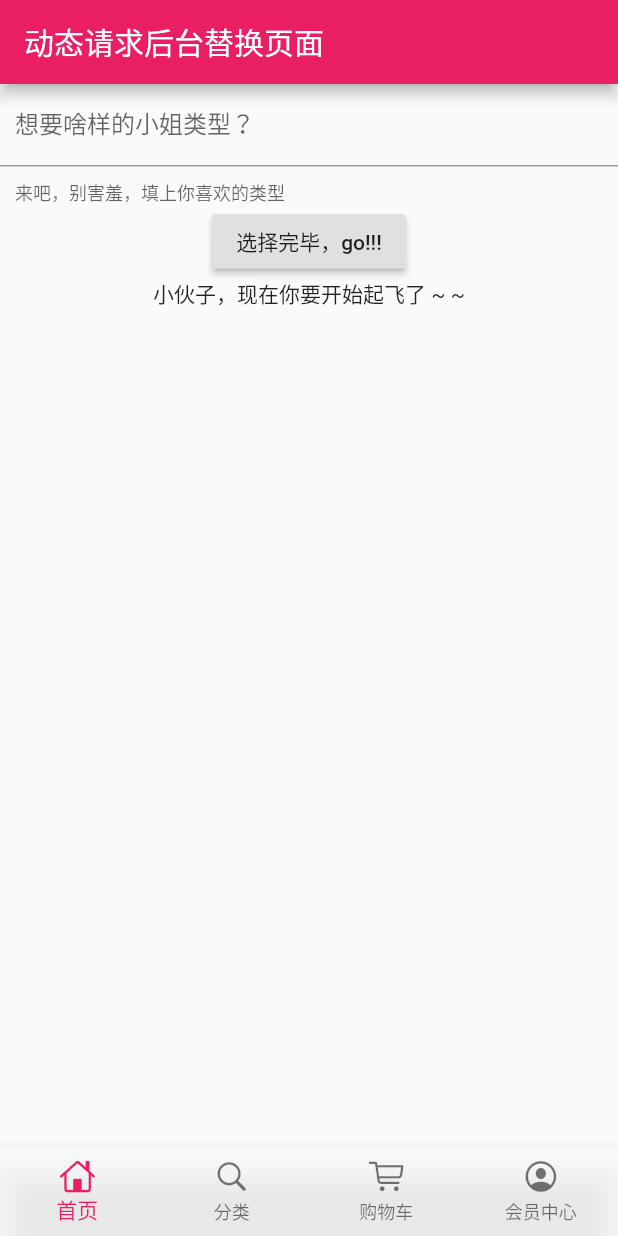
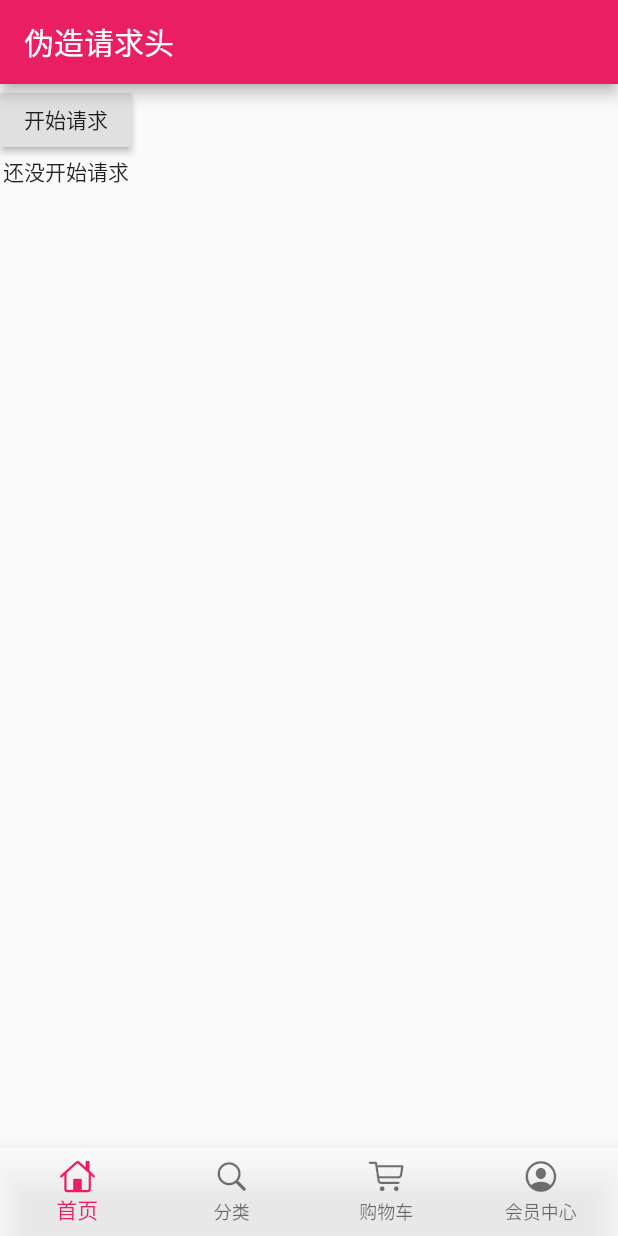
Before and after one commit to malongq/flutter_shop, a Flutter app: the screen it shows after launch, on a phone screen of 412 x 824 dp. Run offline on Flutter 3.47's test engine with Material 2 defaults, Android fonts, the phone set to English and light mode, and no system bars; our stand-ins replace dio.

Commit message:
模拟请求头

```diff
--- /dev/null
+++ b/lib/config/http_header.dart
@@ -0,0 +1,14 @@
+const http_header = {
+  'Accept': 'application/json, text/plain, */*',
+  'Accept-Encoding': 'gzip, deflate, br',
+  'Accept-Language': 'zh-CN,zh;q=0.9',
+  'Connection': 'keep-alive',
+  'Content-Length': '0',
+  'Cookie': 'Hm_lvt_022f847c4e3acd44d4a2481d9187f1e6=1567651851; _ga=GA1.2.788211843.1567651851; _gid=GA1.2.1761900379.1567651851; MEIQIA_TRACK_ID=1QOqBRuEtUgz3hNCF5qB1oumblL; MEIQIA_PANEL_VISIBILITY=hidden; SERVERID=1fa1f330efedec1559b3abbcb6e30f50|1567651928|1567651850; _gat=1; Hm_lpvt_022f847c4e3acd44d4a2481d9187f1e6=1567651929',
+  'Host': 'time.geekbang.org',
+  'Origin': 'https://time.geekbang.org',
+  'Referer': 'https://time.geekbang.org/',
+  'Sec-Fetch-Mode': 'cors',
+  'Sec-Fetch-Site': 'same-origin',
+  'User-Agent': 'Mozilla/5.0 (Macintosh; Intel Mac OS X 10_14_6) AppleWebKit/537.36 (KHTML, like Gecko) Chrome/76.0.3809.132 Safari/537.36',
+};
--- a/lib/pages/home_page.dart
+++ b/lib/pages/home_page.dart
@@ -1,5 +1,6 @@
 import 'package:flutter/material.dart';
 import 'package:dio/dio.dart';
+import '../config/http_header.dart';
 
 class HomePage extends StatefulWidget {
   @override
@@ -8,66 +9,48 @@ class HomePage extends StatefulWidget {
 
 class _HomePageState extends State<HomePage> {
 
-  TextEditingController _controller = TextEditingController();
-  String showText = '小伙子，现在你要开始起飞了 ~ ~';
+  var showText = '还没开始请求';
 
   @override
   Widget build(BuildContext context) {
-    return Scaffold(
-      appBar: AppBar(title: Text('动态请求后台替换页面'),),
-      body: Container(
-        child: Column(
-          children: <Widget>[
-            TextField(
-              controller: _controller,
-              decoration: InputDecoration(
-                contentPadding: EdgeInsets.all(10.0),
-                labelText: '想要啥样的小姐类型？',
-                helperText: '来吧，别害羞，填上你喜欢的类型'
+
+    return Container(
+      child: Scaffold(
+        appBar: AppBar(title: Text('伪造请求头'),),
+        body: SingleChildScrollView(
+          child: Column(
+            children: <Widget>[
+              RaisedButton(
+                onPressed: _requestJiKe,
+                child: Text('开始请求'),
               ),
-              autofocus: false,
-            ),
-            RaisedButton(
-              onPressed: _clickAction,
-              child: Text('选择完毕，go!!!'),
-            ),
-            Text(
-              showText,
-              overflow: TextOverflow.ellipsis,
-              maxLines: 1,
-            )
-          ],
+              Text(showText)
+            ],
+          ),
         ),
       ),
     );
   }
 
-  //点击请求时判断逻辑
-  void _clickAction(){
-    print('开始选择你要的小姐');
-    if(_controller.text.toString()==''){
-      showDialog(
-        context: context,
-        builder: (context)=>AlertDialog(title: Text('别不选啊，小伙子'),)
-      );
-    }else{
-      getRequest(_controller.text.toString()).then((onValue){
-        setState(() {
-          showText=onValue['data']['name'].toString();
-        });
+  void _requestJiKe(){
+    print('准备请求');
+    getHttp().then((val){
+      setState(() {
+        showText = val['data'].toString();
       });
-    }
+    });
   }
 
-  //网络请求开始
-  Future getRequest(String inPutName) async{
+  Future getHttp() async{
     try{
       Response response;
-      var data = {'name':inPutName};
-      response = await Dio().get('https://www.easy-mock.com/mock/5c60131a4bed3a6342711498/baixing/dabaojian',queryParameters: data);
+      Dio dio = new Dio();
+      dio.options.headers = http_header;
+      response = await dio.post('https://time.geekbang.org/serv/v1/column/topList');
+      print(response.data);
       return response.data;
     }catch(e){
-      return print(e);
+      print(e);
     }
   }
 
@@ -88,9 +71,102 @@ class _HomePageState extends State<HomePage> {
 
 
 
-//import 'package:flutter/material.dart';
-//import 'package:dio/dio.dart';
+
+
+
+
+//class HomePage extends StatefulWidget {
+//  @override
+//  _HomePageState createState() => _HomePageState();
+//}
 //
+//class _HomePageState extends State<HomePage> {
+//
+//  TextEditingController _controller = TextEditingController();
+//  String showText = '小伙子，现在你要开始起飞了 ~ ~';
+//
+//  @override
+//  Widget build(BuildContext context) {
+//    return Container(
+//      child: Scaffold(
+//        appBar: AppBar(title: Text('动态请求后台替换页面')),
+//        body: SingleChildScrollView(
+//          child: Container(
+//            child: Column(
+//              children: <Widget>[
+//                TextField(
+//                  controller: _controller,
+//                  decoration: InputDecoration(
+//                      contentPadding: EdgeInsets.all(10.0),
+//                      labelText: '想要啥样的小姐类型？',
+//                      helperText: '来吧，别害羞，填上你喜欢的类型'
+//                  ),
+//                  autofocus: false,
+//                ),
+//                RaisedButton(
+//                  onPressed: _clickAction,
+//                  child: Text('选择完毕，go!!!'),
+//                ),
+//                Text(
+//                  showText,
+//                  overflow: TextOverflow.ellipsis,
+//                  maxLines: 1,
+//                )
+//              ],
+//            ),
+//          ),
+//        ),
+//      ),
+//    );
+//  }
+//
+//  //点击请求时判断逻辑
+//  void _clickAction(){
+//    print('开始选择你要的小姐');
+//    if(_controller.text.toString()==''){
+//      showDialog(
+//        context: context,
+//        builder: (context)=>AlertDialog(title: Text('别不选啊，小伙子'),)
+//      );
+//    }else{
+//      getRequest(_controller.text.toString()).then((onValue){
+//        setState(() {
+//          showText=onValue['data']['name'].toString();
+//        });
+//      });
+//    }
+//  }
+//
+//  //网络请求开始
+//  Future getRequest(String inPutName) async{
+//    try{
+//      Response response;
+//      var name = {'name':inPutName};
+////      response = await Dio().get('https://www.easy-mock.com/mock/5c60131a4bed3a6342711498/baixing/dabaojian',queryParameters: name);
+//      response = await Dio().post('https://www.easy-mock.com/mock/5c60131a4bed3a6342711498/baixing/post_abaojian',queryParameters: name);
+//      return response.data;
+//    }catch(e){
+//      return print(e);
+//    }
+//  }
+//
+//}
+
+
+
+
+
+
+
+
+
+
+
+
+
+
+
+
 //class HomePage extends StatelessWidget {
 //  @override
 //  Widget build(BuildContext context) {
```
